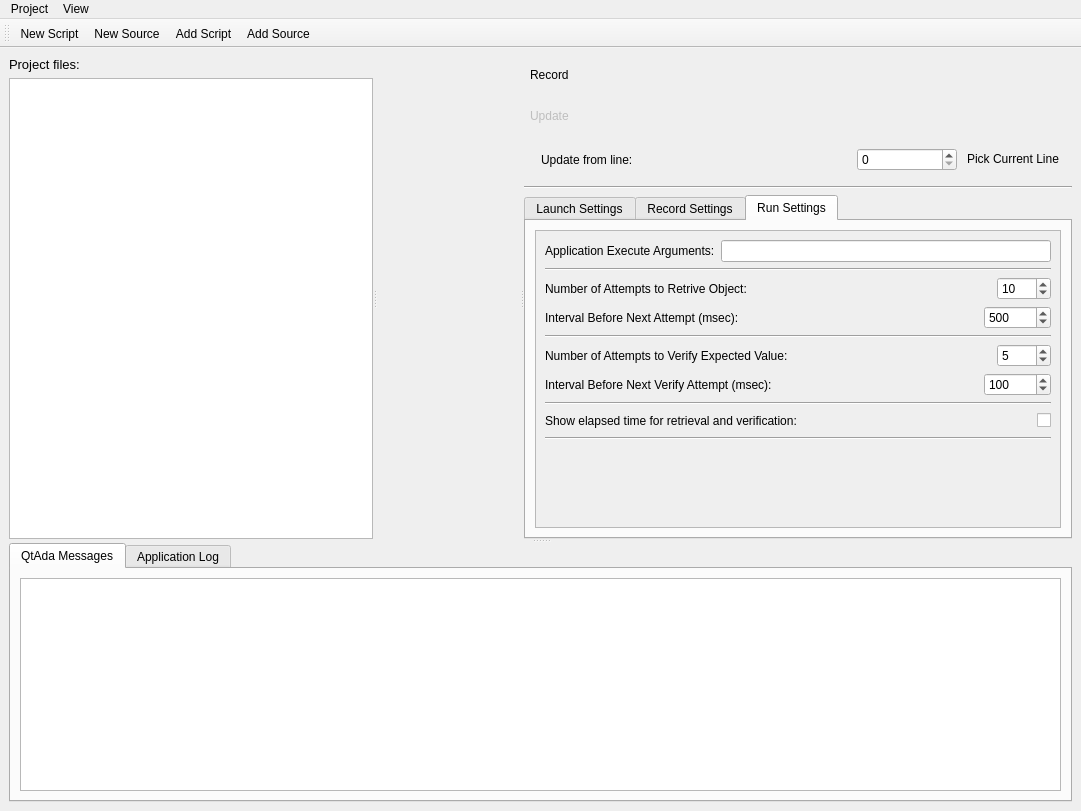
lildannita/QtAda, file client/gui/MainGui.ui: the form before one commit.
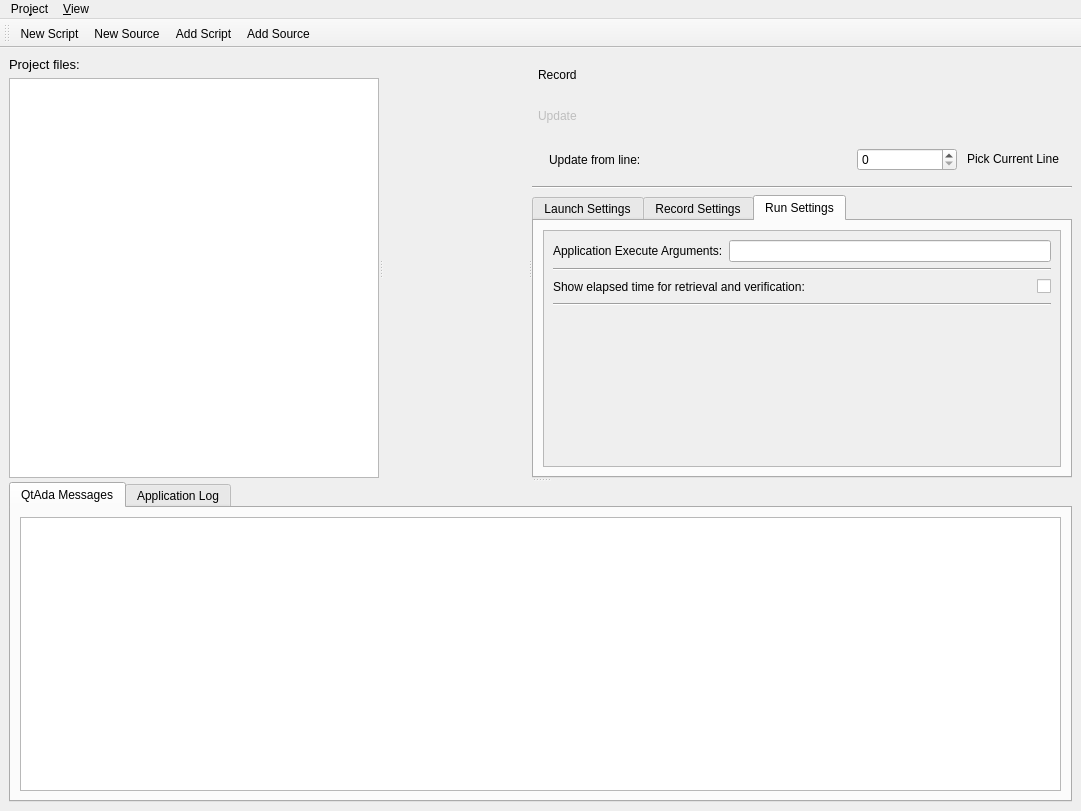
The form after the commit. The open tabs and pages were chosen to show the change. Icons and pictures are not drawn.

```diff
--- a/client/gui/MainGui.ui
+++ b/client/gui/MainGui.ui
@@ -740,7 +740,7 @@
                   <x>0</x>
                   <y>0</y>
                   <width>525</width>
-                  <height>281</height>
+                  <height>282</height>
                  </rect>
                 </property>
                 <layout class="QVBoxLayout" name="verticalLayout_3">
@@ -758,196 +758,10 @@
                    </item>
                   </layout>
                  </item>
-                 <item>
-                  <widget class="Line" name="line_9">
-                   <property name="orientation">
-                    <enum>Qt::Horizontal</enum>
-                   </property>
-                  </widget>
-                 </item>
-                 <item>
-                  <layout class="QHBoxLayout" name="horizontalLayout_4">
-                   <item>
-                    <widget class="QLabel" name="retrievalAttemptsLabel">
-                     <property name="text">
-                      <string>Number of Attempts to Retrive Object:</string>
-                     </property>
-                    </widget>
-                   </item>
-                   <item>
-                    <spacer name="horizontalSpacer_4">
-                     <property name="orientation">
-                      <enum>Qt::Horizontal</enum>
-                     </property>
-                     <property name="sizeHint" stdset="0">
-                      <size>
-                       <width>40</width>
-                       <height>20</height>
-                      </size>
-                     </property>
-                    </spacer>
-                   </item>
-                   <item>
-                    <widget class="QSpinBox" name="retrievalAttemptsSpinBox">
-                     <property name="minimumSize">
-                      <size>
-                       <width>50</width>
-                       <height>0</height>
-                      </size>
-                     </property>
-                     <property name="minimum">
-                      <number>1</number>
-                     </property>
-                     <property name="maximum">
-                      <number>1000</number>
-                     </property>
-                     <property name="value">
-                      <number>10</number>
-                     </property>
-                    </widget>
-                   </item>
-                  </layout>
-                 </item>
-                 <item>
-                  <layout class="QHBoxLayout" name="horizontalLayout_7">
-                   <item>
-                    <widget class="QLabel" name="retrievalIntervalLabel">
-                     <property name="text">
-                      <string>Interval Before Next Attempt (msec):</string>
-                     </property>
-                    </widget>
-                   </item>
-                   <item>
-                    <spacer name="horizontalSpacer_10">
-                     <property name="orientation">
-                      <enum>Qt::Horizontal</enum>
-                     </property>
-                     <property name="sizeHint" stdset="0">
-                      <size>
-                       <width>40</width>
-                       <height>20</height>
-                      </size>
-                     </property>
-                    </spacer>
-                   </item>
-                   <item>
-                    <widget class="QSpinBox" name="retrievalIntervalSpinBox">
-                     <property name="minimumSize">
-                      <size>
-                       <width>50</width>
-                       <height>0</height>
-                      </size>
-                     </property>
-                     <property name="minimum">
-                      <number>100</number>
-                     </property>
-                     <property name="maximum">
-                      <number>120000</number>
-                     </property>
-                     <property name="value">
-                      <number>500</number>
-                     </property>
-                    </widget>
-                   </item>
-                  </layout>
-                 </item>
                  <item>
                   <widget class="Line" name="line_4">
                    <property name="orientation">
-                    <enum>Qt::Horizontal</enum>
-                   </property>
-                  </widget>
-                 </item>
-                 <item>
-                  <layout class="QHBoxLayout" name="horizontalLayout_9">
-                   <item>
-                    <widget class="QLabel" name="verifyAttemptsLabel">
-                     <property name="text">
-                      <string>Number of Attempts to Verify Expected Value:</string>
-                     </property>
-                    </widget>
-                   </item>
-                   <item>
-                    <spacer name="horizontalSpacer_11">
-                     <property name="orientation">
-                      <enum>Qt::Horizontal</enum>
-                     </property>
-                     <property name="sizeHint" stdset="0">
-                      <size>
-                       <width>40</width>
-                       <height>20</height>
-                      </size>
-                     </property>
-                    </spacer>
-                   </item>
-                   <item>
-                    <widget class="QSpinBox" name="verifyAttemptsSpinBox">
-                     <property name="minimumSize">
-                      <size>
-                       <width>50</width>
-                       <height>0</height>
-                      </size>
-                     </property>
-                     <property name="minimum">
-                      <number>1</number>
-                     </property>
-                     <property name="maximum">
-                      <number>1000</number>
-                     </property>
-                     <property name="value">
-                      <number>5</number>
-                     </property>
-                    </widget>
-                   </item>
-                  </layout>
-                 </item>
-                 <item>
-                  <layout class="QHBoxLayout" name="horizontalLayout_16">
-                   <item>
-                    <widget class="QLabel" name="verifyIntervalLabel">
-                     <property name="text">
-                      <string>Interval Before Next Verify Attempt (msec):</string>
-                     </property>
-                    </widget>
-                   </item>
-                   <item>
-                    <spacer name="horizontalSpacer_12">
-                     <property name="orientation">
-                      <enum>Qt::Horizontal</enum>
-                     </property>
-                     <property name="sizeHint" stdset="0">
-                      <size>
-                       <width>40</width>
-                       <height>20</height>
-                      </size>
-                     </property>
-                    </spacer>
-                   </item>
-                   <item>
-                    <widget class="QSpinBox" name="verifyIntervalSpinBox">
-                     <property name="minimumSize">
-                      <size>
-                       <width>50</width>
-                       <height>0</height>
-                      </size>
-                     </property>
-                     <property name="minimum">
-                      <number>10</number>
-                     </property>
-                     <property name="maximum">
-                      <number>120000</number>
-                     </property>
-                     <property name="value">
-                      <number>100</number>
-                     </property>
-                    </widget>
-                   </item>
-                  </layout>
-                 </item>
-                 <item>
-                  <widget class="Line" name="line_12">
-                   <property name="orientation">
-                    <enum>Qt::Horizontal</enum>
+                    <enum>Qt::Orientation::Horizontal</enum>
                    </property>
                   </widget>
                  </item>
@@ -1079,7 +893,7 @@
    </property>
    <widget class="QMenu" name="menuFile">
     <property name="title">
-     <string>Project</string>
+     <string>Pro&amp;ject</string>
     </property>
     <addaction name="actionNewProject"/>
     <addaction name="separator"/>
@@ -1087,7 +901,7 @@
    </widget>
    <widget class="QMenu" name="menuView">
     <property name="title">
-     <string>View</string>
+     <string>&amp;View</string>
     </property>
     <addaction name="actionLineWrap"/>
    </widget>
```
Left out of the diff: 84 changed lines with no effect on the pictures.
